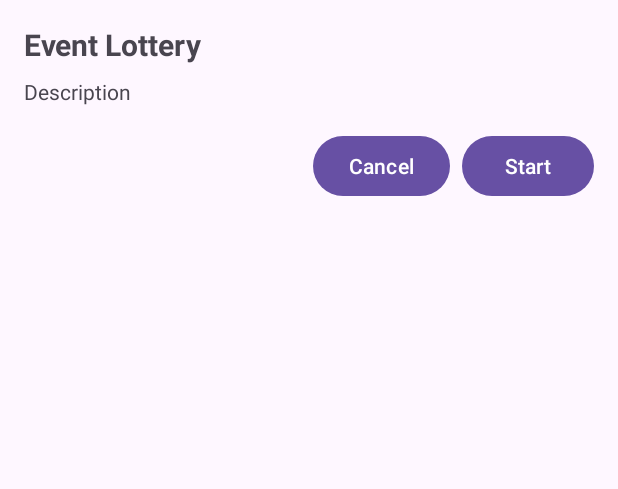
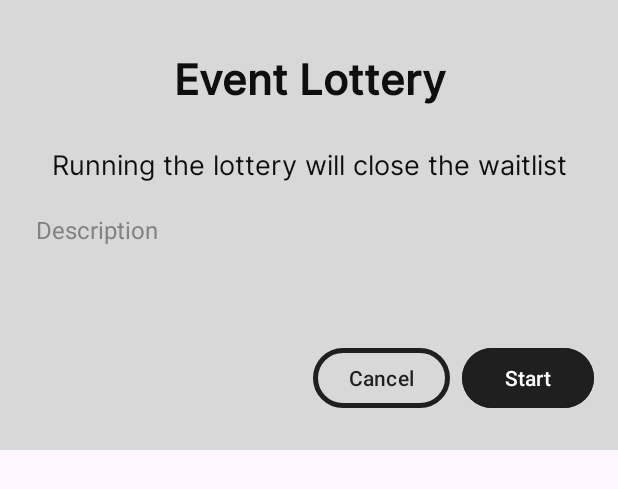
Before and after one commit to CMPUT301F24throat/throat-events, an Android app: the layout lottery_run_dialog.xml on its own in the app's theme, with its tools: preview values and no code run, on a phone screen of 412 x 824 dp. Shown: the top 489 px of the screen. Run offline under Robolectric (Android 15) with nearby library versions, the phone set to English and light mode, and no system bars.

Commit message:
Lottery run dialog

```diff
--- a/app/src/main/java/com/example/pickme/utils/LotteryUtils.java
+++ b/app/src/main/java/com/example/pickme/utils/LotteryUtils.java
@@ -146,7 +146,7 @@ public class LotteryUtils {
      * @param event The event for which the lottery is being run.
      * @return The number of entrants to draw.
      */
-    private int determineNumToDraw(Event event) {
+    public int determineNumToDraw(Event event) {
         int currentNumInvited = 0;
         int targetNumWinners = event.getMaxWinners();
 
--- a/app/src/main/java/com/example/pickme/views/LotteryRunDialog.java
+++ b/app/src/main/java/com/example/pickme/views/LotteryRunDialog.java
@@ -14,6 +14,8 @@ import androidx.fragment.app.FragmentManager;
 import androidx.navigation.Navigation;
 
 import com.example.pickme.R;
+import com.example.pickme.models.Enums.EntrantStatus;
+import com.example.pickme.models.Event;
 import com.example.pickme.repositories.EventRepository;
 import com.example.pickme.utils.LotteryUtils;
 import com.example.pickme.utils.WaitingListUtils;
@@ -30,6 +32,7 @@ public class LotteryRunDialog extends DialogFragment {
     private LotteryUtils lotteryUtils;
     private WaitingListUtils waitingListUtils;
     private EventRepository eventRepository;
+    private TextView description;
 
     /**
      * Constructor for LotteryRunDialog.
@@ -50,11 +53,10 @@ public class LotteryRunDialog extends DialogFragment {
         View view = getLayoutInflater().inflate(R.layout.lottery_run_dialog, null);
         dialog.setContentView(view);
 
-        TextView title = view.findViewById(R.id.dialog_title);
-        TextView description = view.findViewById(R.id.dialog_description);
-        Button startButton = view.findViewById(R.id.start_button);
-        Button cancelButton = view.findViewById(R.id.cancel_button);
-
+        description = view.findViewById(R.id.lotteryRun_description);
+        Button startButton = view.findViewById(R.id.lotteryRun_startBtn);
+        Button cancelButton = view.findViewById(R.id.lotteryRun_cancelBtn);
+        setDialogDescription();
 
         // Set the start button click listener to run the lottery
         startButton.setOnClickListener(v -> {
@@ -90,6 +92,25 @@ public class LotteryRunDialog extends DialogFragment {
         LotteryRunDialog dialog = new LotteryRunDialog(eventId);
         dialog.show(fragmentManager, "LotteryRunDialog");
     }
+
+    /**
+     * Sets the description text for the dialog.
+     */
+    private void setDialogDescription() {
+        eventRepository.getEventById(eventId, task -> {
+            if (task.isSuccessful() && task.getResult() != null) {
+                Event event = task.getResult();
+                int numToDraw = lotteryUtils.determineNumToDraw(event);
+                long numWaitingEntrants = event.getWaitingList().stream()
+                        .filter(entrant -> entrant.getStatus() == EntrantStatus.WAITING)
+                        .count();
+                String descriptionText = "We will draw " + numToDraw + " winners from your waitlist of " + numWaitingEntrants + " entrants.\nProceed?";
+                description.setText(descriptionText);
+            } else {
+                description.setText("Error fetching event details.");
+            }
+        });
+    }
 }
 /*
   Code Sources
--- a/app/src/main/res/layout/facility_edit_dialog.xml
+++ b/app/src/main/res/layout/facility_edit_dialog.xml
@@ -75,7 +75,7 @@
             android:id="@+id/facilityEdit_btnSave"
             android:layout_width="wrap_content"
             android:layout_height="52dp"
-            android:backgroundTint="@color/buttonBG2"
+            android:backgroundTint="@color/buttonBG1"
             android:fontFamily="@font/inter"
             android:text="Save"
             android:textStyle="bold"
--- a/app/src/main/res/layout/lottery_run_dialog.xml
+++ b/app/src/main/res/layout/lottery_run_dialog.xml
@@ -1,43 +1,90 @@
 <?xml version="1.0" encoding="utf-8"?>
-<LinearLayout xmlns:android="http://schemas.android.com/apk/res/android"
+<androidx.constraintlayout.widget.ConstraintLayout xmlns:android="http://schemas.android.com/apk/res/android"
+    xmlns:app="http://schemas.android.com/apk/res-auto"
+    xmlns:tools="http://schemas.android.com/tools"
     android:layout_width="match_parent"
-    android:layout_height="wrap_content"
+    android:layout_height="300dp"
+    android:background="@color/icon"
+    android:backgroundTint="@color/icon"
     android:orientation="vertical"
     android:padding="16dp">
 
     <TextView
-        android:id="@+id/dialog_title"
-        android:layout_width="wrap_content"
-        android:layout_height="wrap_content"
-        android:text="Event Lottery"
-        android:textSize="20sp"
-        android:textStyle="bold" />
-
-    <TextView
-        android:id="@+id/dialog_description"
-        android:layout_width="wrap_content"
-        android:layout_height="wrap_content"
-        android:layout_marginTop="8dp"
-        android:text="Description" />
-
-    <LinearLayout
+        android:id="@+id/lotteryRun_title"
         android:layout_width="match_parent"
         android:layout_height="wrap_content"
         android:layout_marginTop="16dp"
+        android:fontFamily="@font/inter_medium"
+        android:text="Event Lottery"
+        android:textAlignment="center"
+        android:textColor="@color/buttonBG2"
+        android:textSize="28sp"
+        android:textStyle="bold"
+        app:layout_constraintEnd_toEndOf="parent"
+        app:layout_constraintStart_toStartOf="parent"
+        app:layout_constraintTop_toTopOf="parent" />
+
+    <TextView
+        android:id="@+id/lotteryRun_description"
+        android:layout_width="wrap_content"
+        android:layout_height="wrap_content"
+        android:layout_marginBottom="64dp"
+        android:text="Description"
+        android:textColor="@color/text3"
+        android:textSize="16sp"
+        app:layout_constraintBottom_toTopOf="@+id/lotteryRun_buttonGroup"
+        app:layout_constraintEnd_toEndOf="parent"
+        app:layout_constraintHorizontal_bias="0.026"
+        app:layout_constraintStart_toStartOf="parent" />
+
+    <TextView
+        android:id="@+id/lotteryRun_warningText"
+        android:layout_width="0dp"
+        android:layout_height="wrap_content"
+        android:layout_marginStart="8dp"
+        android:layout_marginTop="24dp"
+        android:layout_marginEnd="8dp"
+        android:fontFamily="@font/inter"
+        android:text="Running the lottery will close the waitlist"
+        android:textAlignment="center"
+        android:textColor="@color/buttonBG2"
+        android:textSize="18sp"
+        app:layout_constraintBottom_toTopOf="@+id/lotteryRun_description"
+        app:layout_constraintEnd_toEndOf="parent"
+        app:layout_constraintHorizontal_bias="0.0"
+        app:layout_constraintStart_toStartOf="parent"
+        app:layout_constraintTop_toBottomOf="@+id/lotteryRun_title"
+        app:layout_constraintVertical_bias="0.0" />
+
+    <LinearLayout
+        android:id="@+id/lotteryRun_buttonGroup"
+        android:layout_width="match_parent"
+        android:layout_height="wrap_content"
+        android:layout_marginBottom="8dp"
+        android:gravity="end"
         android:orientation="horizontal"
-        android:gravity="end">
+        app:layout_constraintBottom_toBottomOf="parent"
+        app:layout_constraintEnd_toEndOf="parent"
+        app:layout_constraintStart_toStartOf="parent">
 
         <Button
-            android:id="@+id/cancel_button"
+            android:id="@+id/lotteryRun_cancelBtn"
             android:layout_width="wrap_content"
             android:layout_height="wrap_content"
-            android:text="Cancel" />
+            android:background="@null"
+            android:backgroundTint="#00000000"
+            android:text="Cancel"
+            android:textColor="@color/buttonBG1"
+            app:iconTint="@null"
+            app:strokeColor="@color/buttonBG1"
+            app:strokeWidth="3dp" />
 
         <Button
-            android:id="@+id/start_button"
+            android:id="@+id/lotteryRun_startBtn"
             android:layout_width="wrap_content"
             android:layout_height="wrap_content"
-            android:text="Start"
-            android:layout_marginStart="8dp" />
+            android:layout_marginStart="8dp"
+            android:backgroundTint="@color/buttonBG1"
+            android:text="Start" />
     </LinearLayout>
-</LinearLayout>
+</androidx.constraintlayout.widget.ConstraintLayout>
```
